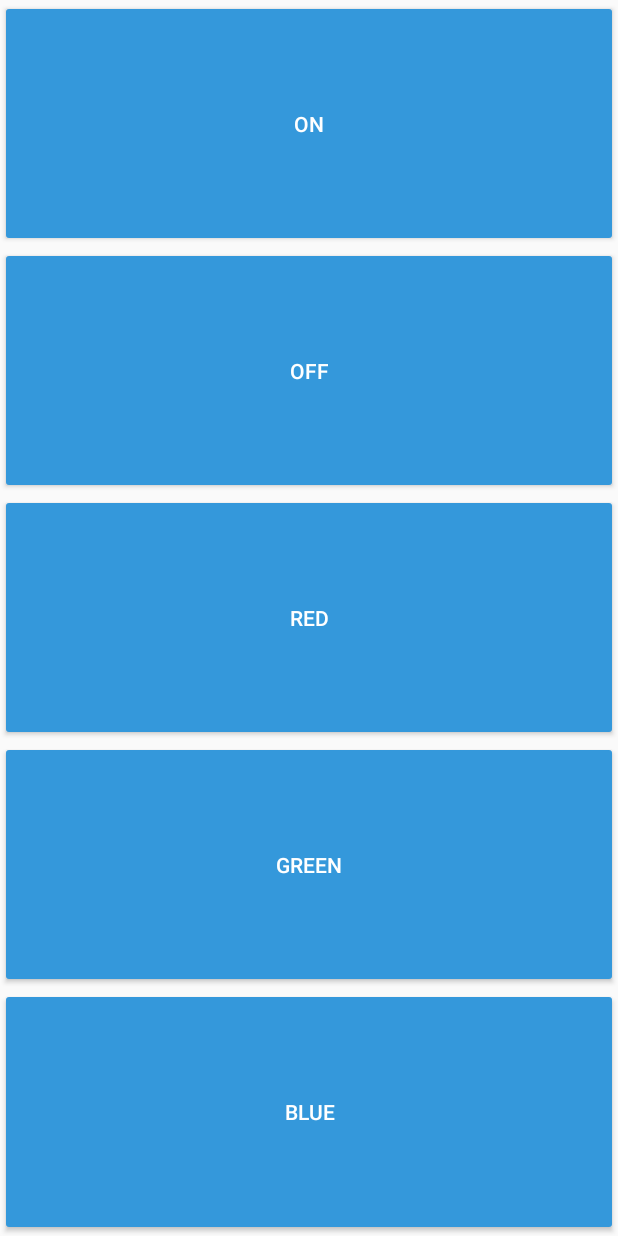
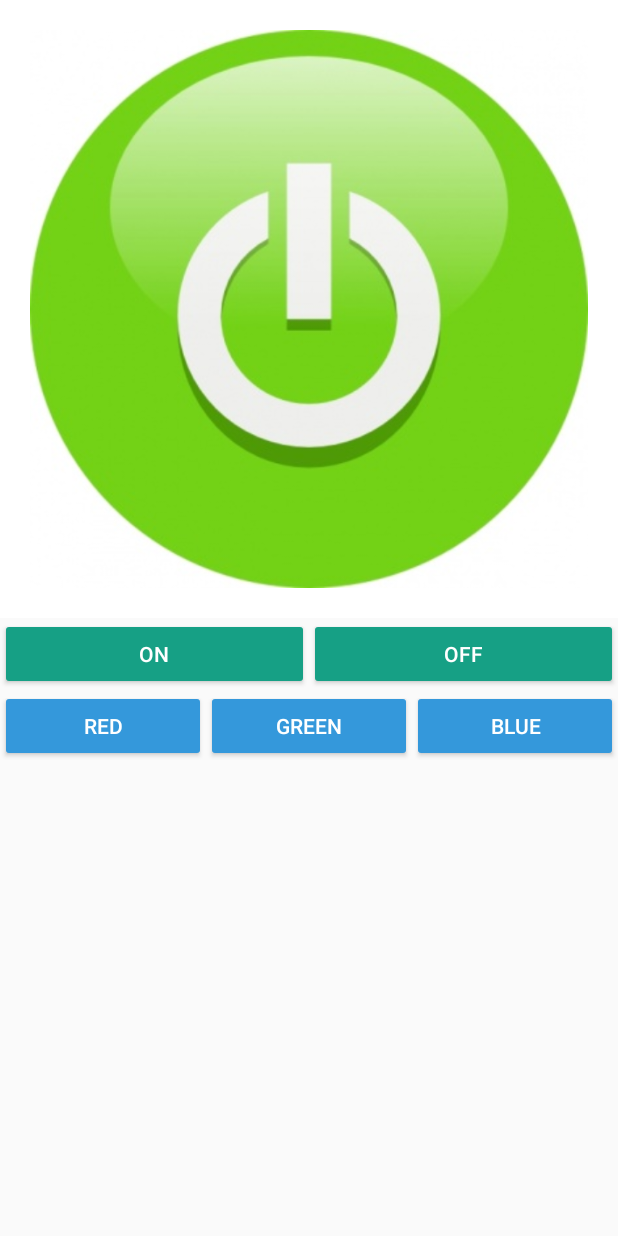
Before and after one commit to huynhhoangdong/IoT4U, an Android app: the layout control_device_pubsub.xml on its own in the app's theme, with its tools: preview values and no code run, on a phone screen of 412 x 824 dp. Run offline under Robolectric (Android 15) with nearby library versions, the phone set to English and light mode, and no system bars.

Commit message:
Change ControlDevice layout

```diff
--- a/app/src/main/AndroidManifest.xml
+++ b/app/src/main/AndroidManifest.xml
@@ -28,15 +28,13 @@
 
         <activity android:name=".MainActivity"
             android:theme="@style/AppTheme.NoActionBar"></activity>
-        <activity android:name=".test"
-            android:theme="@style/AppTheme.NoActionBar"></activity>
-        <activity android:name=".MQTT.ControlDevice"></activity>
-        <activity android:name=".WifiSettings.WifiSettingForESP"></activity>
 
         <activity android:name=".WifiSettings.WiFiSettings"></activity>
 
         <activity android:name=".MQTT.ControlDevicePubSub"></activity>
 
+        <activity android:name=".test"></activity>
+
     </application>
 
 </manifest>
--- a/app/src/main/res/layout/activity_main.xml
+++ b/app/src/main/res/layout/activity_main.xml
@@ -18,7 +18,7 @@
         <android.support.v7.widget.Toolbar
             android:layout_width="match_parent"
             android:layout_height="?attr/actionBarSize"
-            android:background="@color/colorAccent"
+            android:background="@color/fbutton_color_nephritis"
             android:id="@+id/toolBar"
             android:theme="@style/ThemeOverlay.AppCompat.Dark.ActionBar"
             app:popupTheme="@style/ThemeOverlay.AppCompat.Light"
--- a/app/src/main/res/layout/control_device_pubsub.xml
+++ b/app/src/main/res/layout/control_device_pubsub.xml
@@ -6,52 +6,85 @@
 
     >
 
+    <ImageButton
+        android:id="@+id/imgBtnOnOff"
+        android:layout_width="wrap_content"
+        android:layout_height="wrap_content"
+        android:layout_weight="8"
+        android:adjustViewBounds="true"
+        android:padding="20dp"
+        android:scaleType="fitCenter"
+        android:src="@drawable/power_on_button"
+        android:background="@color/colorWhite"
+        android:clickable="true"
+
+        />
+
+
     <LinearLayout
 
+        android:id="@+id/linearOnOff"
         android:layout_width="match_parent"
-        android:layout_height="match_parent"
-        android:orientation="vertical">
+        android:layout_height="wrap_content"
+        android:layout_below="@+id/imgBtnOnOff"
+        android:layout_weight="1"
+        android:orientation="horizontal">
 
         <Button
             android:id="@+id/btnON"
             android:layout_width="match_parent"
             android:layout_height="wrap_content"
+            android:layout_weight="1"
             android:text="ON"
-            android:theme="@style/Button_OFF"
-            android:layout_weight="1"/>
+            android:theme="@style/Button_OFF" />
+
         <Button
             android:id="@+id/btnOFF"
             android:layout_width="match_parent"
             android:layout_height="wrap_content"
+            android:layout_weight="1"
             android:text="OFF"
-            android:theme="@style/Button_OFF"
-            android:layout_weight="1"/>
+            android:theme="@style/Button_OFF" />
+    </LinearLayout>
+
+    <LinearLayout
+        android:id="@+id/linearColor"
+        android:layout_width="match_parent"
+        android:layout_height="wrap_content"
+        android:layout_below="@+id/linearOnOff"
+        android:layout_weight="1"
+        android:orientation="horizontal">
 
         <Button
             android:id="@+id/btnRED"
             android:layout_width="match_parent"
             android:layout_height="wrap_content"
+            android:layout_weight="1"
             android:text="RED"
             android:theme="@style/Button_RED"
-            android:layout_weight="1"/>
+            />
 
         <Button
             android:id="@+id/btnGREEN"
             android:layout_width="match_parent"
             android:layout_height="wrap_content"
+            android:layout_weight="1"
             android:text="GREEN"
-            android:theme="@style/Button_GREEN"
-            android:layout_weight="1"/>
+            android:theme="@style/Button_GREEN" />
 
         <Button
             android:id="@+id/btnBLUE"
             android:layout_width="match_parent"
             android:layout_height="wrap_content"
+            android:layout_weight="1"
             android:text="BLUE"
-            android:theme="@style/Button_BLUE"
-            android:layout_weight="1"/>
-
+            android:theme="@style/Button_BLUE" />
     </LinearLayout>
+    <TextView
+        android:id="@+id/tvTest"
+        android:layout_below="@+id/linearColor"
+        android:layout_width="match_parent"
+        android:layout_height="wrap_content" />
 
 
 </RelativeLayout>
--- a/app/src/main/res/layout/nav_header.xml
+++ b/app/src/main/res/layout/nav_header.xml
@@ -2,7 +2,7 @@
 <LinearLayout xmlns:android="http://schemas.android.com/apk/res/android"
     android:layout_width="match_parent"
     android:layout_height="176dp"
-    android:background="@color/colorAccent"
+    android:background="@color/fbutton_color_nephritis"
     android:gravity="bottom"
     android:orientation="vertical"
     android:padding="16dp"
--- a/app/src/main/res/layout/wifi_setting.xml
+++ b/app/src/main/res/layout/wifi_setting.xml
@@ -33,11 +33,6 @@
         android:layout_marginTop="10dp"
         android:text="WIFI SETTINGS"/>
 
-    <!--<EditText-->
-        <!--android:id="@+id/edtWifiSSID"-->
-        <!--android:layout_width="match_parent"-->
-        <!--android:layout_height="wrap_content"-->
-        <!--android:hint="SSID"/>-->
     <TextView
         android:layout_width="wrap_content"
         android:layout_height="wrap_content"
--- a/app/src/main/res/values-v21/styles.xml
+++ b/app/src/main/res/values-v21/styles.xml
@@ -4,7 +4,7 @@
     <style name="AppTheme.NoActionBar">
         <item name="windowActionBar">false</item>
         <item name="windowNoTitle">true</item>
-        <item name="android:statusBarColor">@android:color/transparent</item>
+        <item name="android:statusBarColor">@android:color/holo_red_dark</item>
     </style>
 
 </resources>
--- a/app/src/main/res/values/colors.xml
+++ b/app/src/main/res/values/colors.xml
@@ -7,7 +7,7 @@
     <color name="colorRed">#FF0000</color>
     <color name="colorGreen">#00FF00</color>
     <color name="colorBlue">#0000FF</color>
-
+    <color name="colorWhite">#FFFFFF</color>
     <!--//Color Swatches provided by http://designmodo.github.io/Flat-UI/-->
     <color name="fbutton_color_turquoise">#1abc9c</color>
     <color name="fbutton_color_green_sea">#16a085</color>
--- a/app/src/main/res/values/styles.xml
+++ b/app/src/main/res/values/styles.xml
@@ -3,7 +3,7 @@
     <!-- Base application theme. -->
     <style name="AppTheme" parent="Theme.AppCompat.Light.DarkActionBar">
         <!-- Customize your theme here. -->
-        <item name="colorPrimary">@color/fbutton_color_sun_flower</item>
+        <item name="colorPrimary">@color/fbutton_color_nephritis</item>
         <item name="colorPrimaryDark">@color/colorPrimaryDark</item>
         <item name="colorAccent">@color/fbutton_color_emerald</item>
     </style>
@@ -27,7 +27,7 @@
 
     <!--Button-->
     <style name="Button_OFF" parent="Theme.AppCompat">
-        <item name="colorButtonNormal">@color/fbutton_color_peter_river</item>
+        <item name="colorButtonNormal">@color/fbutton_color_green_sea</item>
         <item name="colorControlHighlight">@color/colorAccent</item>
     </style>
 
@@ -44,6 +44,7 @@
     <style name="Button_BLUE" parent="Theme.AppCompat">
         <item name="colorButtonNormal">@color/fbutton_color_peter_river</item>
         <item name="colorControlHighlight">@color/colorBlue</item>
+        <item name="dialogCornerRadius">0dp</item>
     </style>
 
 </resources>
```
Also changed, not shown: app/src/main/java/com/example/admin/iot4u/Fragment/DeviceListFragment.java (+9 -2 lines), app/src/main/java/com/example/admin/iot4u/MQTT/ControlDevicePubSub.java (+30 -3 lines), app/src/main/java/com/example/admin/iot4u/SwipeController/SwipeController.java (added, +171 -0 lines), app/src/main/res/drawable/round_button.xml (added, +14 -0 lines), app/src/main/res/layout/fragment_device_list.xml (+1 -10 lines), app/src/main/res/layout/recyclerview_item.xml (+14 -2 lines), app/src/main/res/drawable/power_off_button.png (added), app/src/main/res/drawable/power_on_button.jpg (added).
